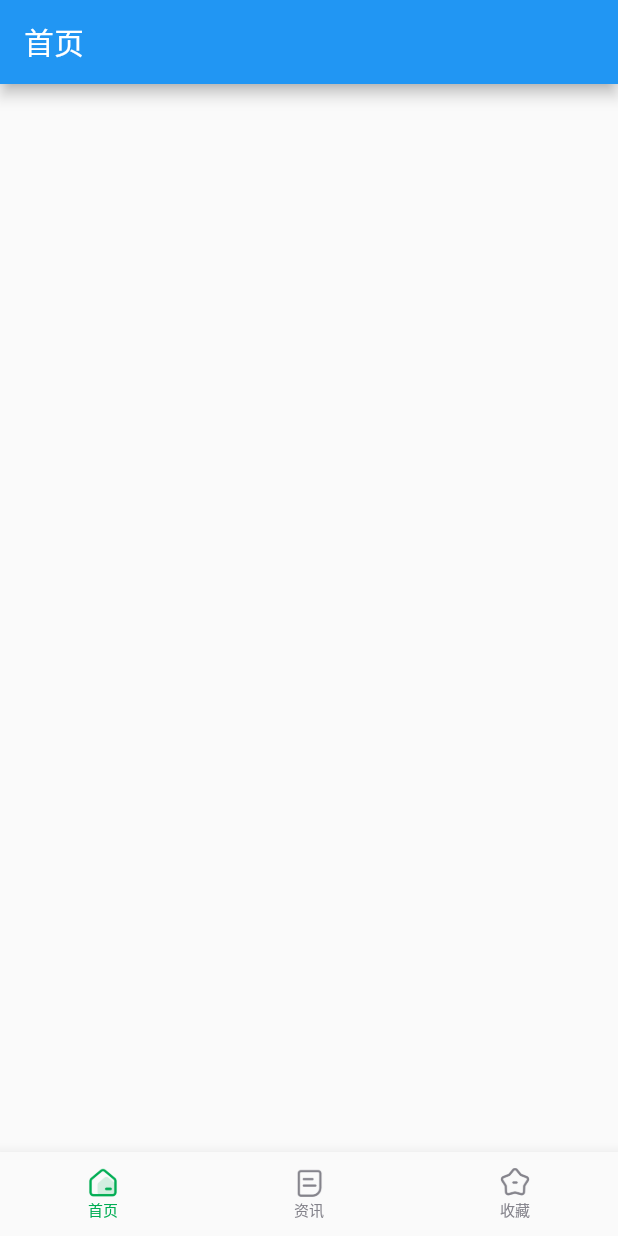
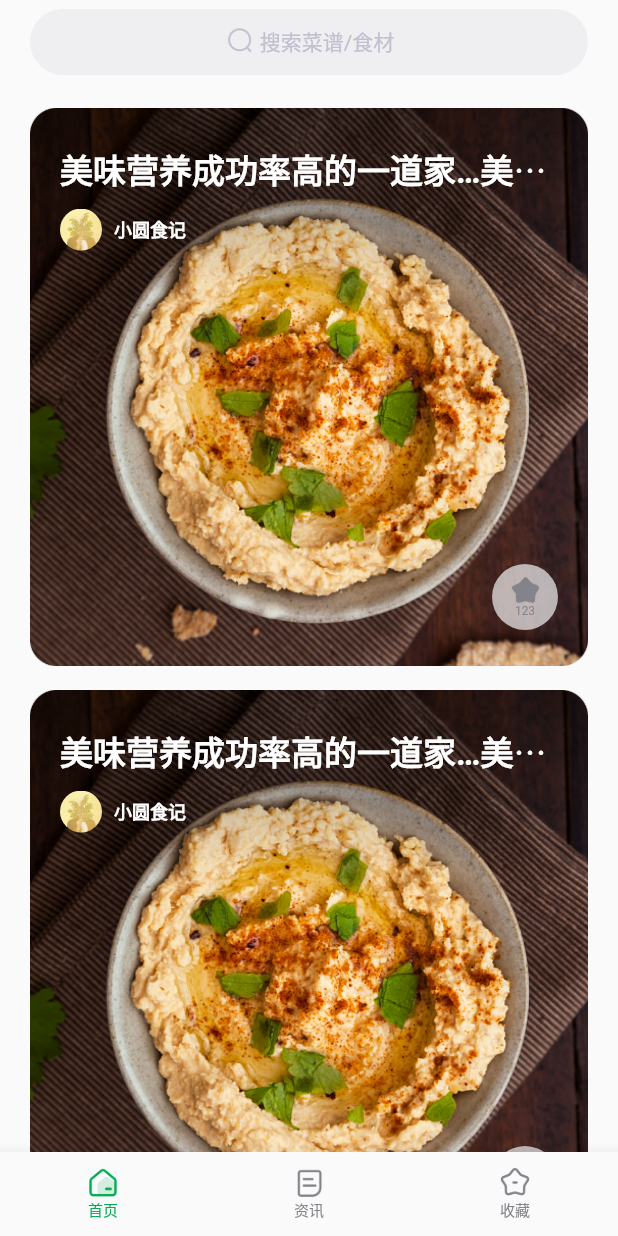
Before and after one commit to PartingSoul/FlutterDemo, a Flutter app: the screen it shows after launch, on a phone screen of 412 x 824 dp. Run offline on Flutter 3.47's test engine with Material 2 defaults, Android fonts, the phone set to English and light mode, and no system bars.

Commit message:
初步完成三个tab静态页面

```diff
--- /dev/null
+++ b/lib/app/home/tab_home.dart
@@ -0,0 +1,169 @@
+import 'dart:ui';
+
+import 'package:flutter/material.dart';
+
+class TabHomeWidget extends StatefulWidget {
+  @override
+  State<StatefulWidget> createState() => _TabHomeWidgetState();
+}
+
+class _TabHomeWidgetState extends State<TabHomeWidget> {
+  @override
+  Widget build(BuildContext context) {
+    return Scaffold(
+      body: Column(
+        children: <Widget>[
+          Padding(
+              padding: EdgeInsets.only(
+                  top: MediaQueryData.fromWindow(window).padding.top)),
+          buildTopSearchWidget(),
+          buildHomeWidget(context)
+        ],
+      ),
+    );
+  }
+}
+
+//Widget buildMenu() {
+//  return Row(
+//      mainAxisAlignment: MainAxisAlignment.spaceAround,
+//      children: <Widget>[
+//        Image.asset(
+//          "resource/image/home_pic1.png",
+//          fit: BoxFit.cover,
+//          width: 80,
+//          height: 80,
+//        ),
+//        Image.asset(
+//          "resource/image/home_pic1.png",
+//          fit: BoxFit.cover,
+//          width: 80,
+//          height: 80,
+//        ),
+//        Image.asset(
+//          "resource/image/home_pic1.png",
+//          fit: BoxFit.cover,
+//          width: 80,
+//          height: 80,
+//        ),
+//      ]);
+//}
+
+Widget buildTopSearchWidget() {
+  return Padding(
+      padding: EdgeInsets.only(left: 20, top: 6, right: 20, bottom: 6),
+      child: ClipRRect(
+        borderRadius: BorderRadius.circular(23.5),
+        child: Container(
+          color: Color(0x33C2BFCF),
+          height: 44,
+          child: Row(
+              mainAxisAlignment: MainAxisAlignment.center,
+              children: <Widget>[
+                Image.asset("resource/image/home_search.png",
+                    width: 24, height: 24),
+                Text("搜索菜谱/食材", style: TextStyle(color: Color(0xFFC2BFCF)))
+              ]),
+        ),
+      ));
+}
+
+Widget buildHomeWidget(BuildContext context) {
+  return Expanded(
+      child: ListView.builder(
+          padding: EdgeInsets.only(top: 16),
+          itemBuilder: (BuildContext context, int index) {
+            return Padding(
+                padding: EdgeInsets.only(left: 20, right: 20, bottom: 16),
+                child: ClipRRect(
+                    borderRadius: BorderRadius.circular(8),
+                    child: Stack(children: <Widget>[
+                      Image.asset("resource/image/home_pic1.png",
+                          fit: BoxFit.cover),
+                      Padding(
+                          padding:
+                              EdgeInsets.only(left: 20, top: 24, right: 20),
+                          child: Column(
+                            children: <Widget>[
+                              Text(
+                                "美味营养成功率高的一道家…美味营养成功率高的一道家…美味营养成功率高的一道家…",
+                                maxLines: 1,
+                                overflow: TextOverflow.ellipsis,
+                                style: TextStyle(
+                                    fontWeight: FontWeight.bold,
+                                    color: Colors.white,
+                                    fontSize: 22),
+                              ),
+                              Padding(
+                                  padding: EdgeInsets.only(top: 10),
+                                  child: Row(
+                                    children: <Widget>[
+                                      ClipOval(
+                                          child: Image.asset(
+                                              "resource/image/zx_pic8.png",
+                                              width: 28,
+                                              height: 28,
+                                              fit: BoxFit.cover)),
+                                      Padding(
+                                          padding: EdgeInsets.only(left: 8),
+                                          child: Text(
+                                            "小圆食记",
+                                            style: TextStyle(
+                                                fontWeight: FontWeight.bold,
+                                                color: Colors.white,
+                                                fontSize: 12),
+                                          ))
+                                    ],
+                                  ))
+                            ],
+                          )),
+                      Positioned(
+                          right: 20, bottom: 24, child: CollectedWidget())
+                    ])));
+          },
+          itemCount: 30));
+}
+
+class CollectedWidget extends StatefulWidget {
+  @override
+  State<StatefulWidget> createState() => _CollectedWidgetState();
+}
+
+class _CollectedWidgetState extends State<CollectedWidget> {
+  bool isCollected = false;
+
+  @override
+  Widget build(BuildContext context) {
+    return GestureDetector(
+        onTap: _onClick,
+        child: SizedBox(
+            width: 44,
+            height: 44,
+            child: ClipOval(
+                child: DecoratedBox(
+                    decoration: BoxDecoration(color: Color(0xB0F5F5F7)),
+                    child: Column(
+                        mainAxisAlignment: MainAxisAlignment.center,
+                        children: <Widget>[
+                          Image.asset(
+                            "resource/image/ic_collect.png",
+                            width: 19,
+                            height: 19,
+                            color: Color(isCollected ? 0xFF00AD53 : 0xFF84838B),
+                          ),
+                          Text(
+                            "123",
+                            style: TextStyle(
+                                color: Color(
+                                    isCollected ? 0xFF00AD53 : 0xFF84838B),
+                                fontSize: 8),
+                          )
+                        ])))));
+  }
+
+  _onClick() {
+    isCollected = !isCollected;
+    print("2121 $isCollected");
+    setState(() {});
+  }
+}
--- a/lib/main.dart
+++ b/lib/app/main.dart
@@ -15,6 +15,7 @@ class MyApp extends StatelessWidget {
     return MaterialApp(
       title: '减肥餐',
       theme: ThemeData(
+        primaryColor: Color(0xFF00AD53),
         visualDensity: VisualDensity.adaptivePlatformDensity,
       ),
       home: BottomNavigateWidget(),
@@ -48,12 +49,12 @@ class _BottomNavigateWidgetState extends State<BottomNavigateWidget> {
             items: <BottomNavigationBarItem>[
               BottomNavigationBarItem(
                   icon: Image.asset(
-                    "resource/image/tab_home_def@3x.png",
+                    "resource/image/tab_home_def.png",
                     width: 20,
                     height: 20,
                   ),
                   activeIcon: Image.asset(
-                    "resource/image/tab_home@3x.png",
+                    "resource/image/tab_home.png",
                     width: 20,
                     height: 20,
                   ),
@@ -61,12 +62,12 @@ class _BottomNavigateWidgetState extends State<BottomNavigateWidget> {
                       padding: EdgeInsets.only(top: 5), child: Text('首页'))),
               BottomNavigationBarItem(
                   icon: Image.asset(
-                    'resource/image/tab_zx_def@3x.png',
+                    'resource/image/tab_zx_def.png',
                     width: 20,
                     height: 20,
                   ),
                   activeIcon: Image.asset(
-                    "resource/image/tab_zx@3x.png",
+                    "resource/image/tab_zx.png",
                     width: 20,
                     height: 20,
                   ),
@@ -74,12 +75,12 @@ class _BottomNavigateWidgetState extends State<BottomNavigateWidget> {
                       padding: EdgeInsets.only(top: 5), child: Text('资讯'))),
               BottomNavigationBarItem(
                   icon: Image.asset(
-                    'resource/image/tab_sc_def@3x.png',
+                    'resource/image/tab_sc_def.png',
                     width: 20,
                     height: 20,
                   ),
                   activeIcon: Image.asset(
-                    "resource/image/tab_sc@3x.png",
+                    "resource/image/tab_sc.png",
                     width: 20,
                     height: 20,
                   ),
--- a/lib/home/tab_home.dart
+++ /dev/null
@@ -1,13 +0,0 @@
-import 'package:flutter/material.dart';
-
-class TabHomeWidget extends StatefulWidget {
-  @override
-  State<StatefulWidget> createState() => _TabHomeWidgetState();
-}
-
-class _TabHomeWidgetState extends State<TabHomeWidget> {
-  @override
-  Widget build(BuildContext context) {
-    return Scaffold(appBar: AppBar(title: Text('首页')));
-  }
-}
```
Also changed, not shown: lib/app/collection/tab_collection.dart (added, +75 -0 lines), lib/app/news/tab_news.dart (added, +140 -0 lines), lib/base/utils/screen_utils.dart (added, +9 -0 lines), lib/collection/tab_collection.dart (deleted, +0 -13 lines), lib/news/tab_news.dart (deleted, +0 -13 lines), resource/image/home_pic1.png (added), resource/image/home_search.png (added), resource/image/ic_collect.png (added), resource/image/item_icon.jpg (added), resource/image/tab_home.png (renamed from resource/image/tab_home@3x.png), resource/image/tab_home_def.png (renamed from resource/image/tab_home_def@3x.png), resource/image/tab_sc.png (renamed from resource/image/tab_sc@3x.png), resource/image/tab_sc_def.png (renamed from resource/image/tab_sc_def@3x.png), resource/image/tab_zx.png (renamed from resource/image/tab_zx@3x.png), 2 more files, 3 other files.
